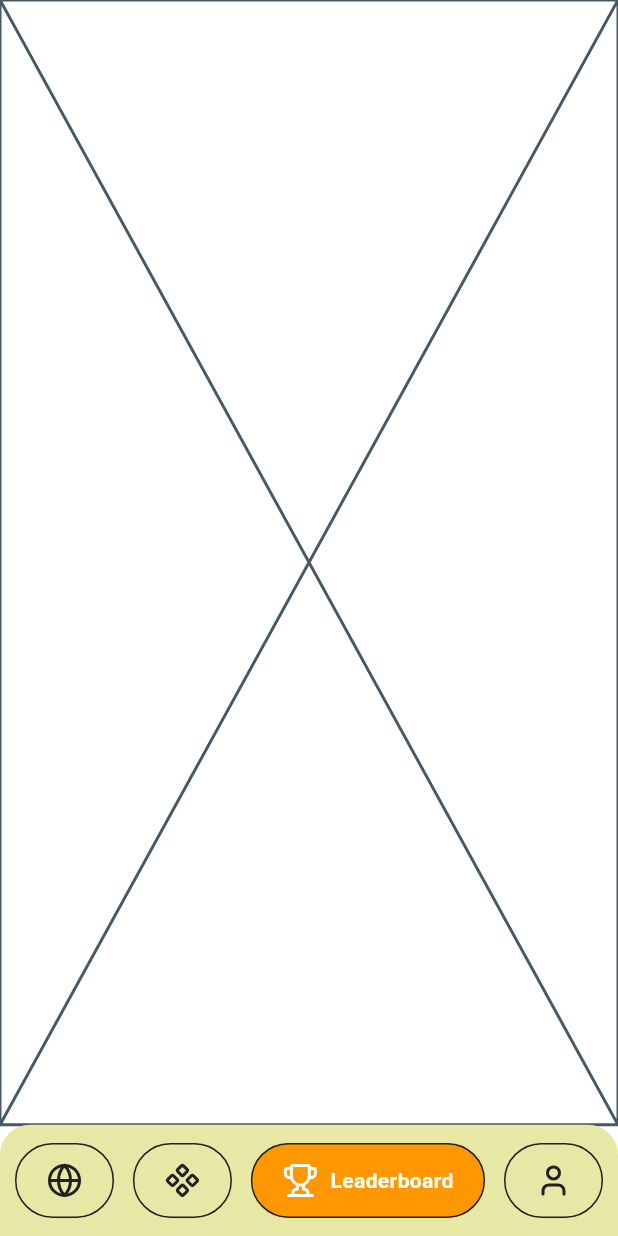
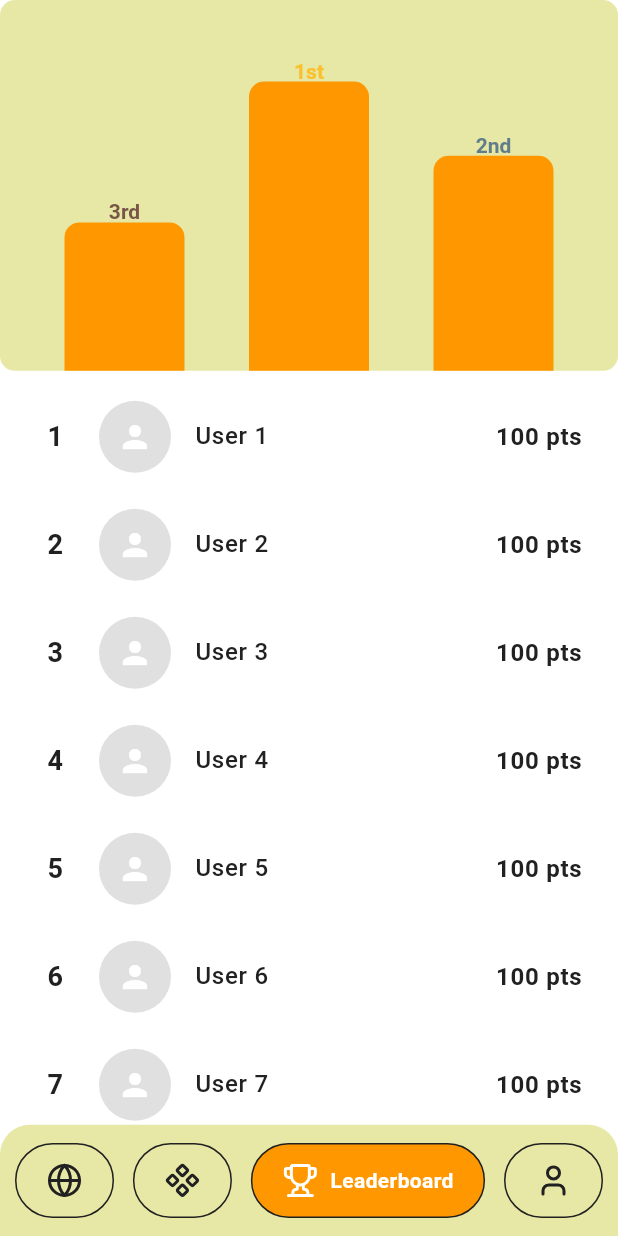
Before and after one commit to const-nishant/offbeat_pravasi_v2, a Flutter app: the screen it shows once a user with an empty profile is signed in, item 3 of the bottom bar chosen, on a phone screen of 412 x 824 dp. Run offline on Flutter 3.47's test engine with Material 3 defaults, Android fonts, the phone set to English and light mode, and no system bars; drawn by our look-alikes of google_nav_bar; our stand-ins replace appwrite, cloud_firestore, firebase_auth, firebase_core, flutter_card_swiper, flutter_markdown and 6 more; accounts and stored records are empty; network calls fail.

Commit message:
added notification screen,events card , leaderboard screen and chnages in userdata model

```diff
--- a/lib/modules/auth/data/models/userdata.dart
+++ b/lib/modules/auth/data/models/userdata.dart
@@ -11,6 +11,8 @@ class UserData {
   final String? gender;
   final String? dob;
   final String? name;
+  final String? notificationToken;
+  final bool? isOrganizer;
 
   UserData({
     required this.username,
@@ -19,7 +21,8 @@ class UserData {
     required this.uid,
     required this.authProvider,
     required this.isSignup,
-
+    this.notificationToken,
+    this.isOrganizer,
     required this.profileImage,
     required this.gender,
     required this.dob,
@@ -35,7 +38,9 @@ class UserData {
       'uid': uid,
       'authProvider': authProvider,
       'isSignup': isSignup,
+      'isOrganizer': isOrganizer,
       'profileImage': profileImage,
+      'notificationToken': notificationToken,
       'gender': gender,
       'dob': dob,
       'name': name,
@@ -55,7 +60,8 @@ class UserData {
       gender: map['gender'] ?? '',
       dob: map['dob'] ?? '',
       name: map['name'] ?? '',
-
+      notificationToken: map['notificationToken'] ?? '',
+      isOrganizer: map['isOrganizer'] ?? false,
     );
   }
 
--- a/lib/modules/community/pages/communityscreen.dart
+++ b/lib/modules/community/pages/communityscreen.dart
@@ -46,6 +46,7 @@ class _CommunityscreenState extends State<Communityscreen> {
             ),
           ),
           body: const TabBarView(
+            physics: NeverScrollableScrollPhysics(),
             children: [
               Feedtab(),
               Eventtab(),
--- a/lib/modules/home/home_exports.dart
+++ b/lib/modules/home/home_exports.dart
@@ -11,3 +11,4 @@ export 'widgets/popularsearches.dart';
 export 'pages/trekdetails.dart';
 export 'widgets/imagesliderwithindicator.dart';
 export 'widgets/viewitinery.dart';
+export 'pages/notificationscreen.dart';
--- a/lib/modules/home/pages/home_page.dart
+++ b/lib/modules/home/pages/home_page.dart
@@ -204,7 +204,10 @@ class _HomePageState extends State<HomePage> {
                                   Stack(
                                     children: [
                                       IconButton(
-                                        onPressed: () {},
+                                        onPressed: () {
+                                          //notifications here
+                                          context.push('/notificationscreen');
+                                        },
                                         iconSize: 24,
                                         style: ButtonStyle(
                                           fixedSize: WidgetStatePropertyAll(
--- /dev/null
+++ b/lib/modules/leaderboard/exports.dart
@@ -0,0 +1,4 @@
+export 'data/exports.dart';
+export 'pages/leaderboardscreen.dart';
+export 'widgets/simplebarchart.dart';
+export 'widgets/leaderboardtile.dart';
--- /dev/null
+++ b/lib/modules/leaderboard/pages/leaderboardscreen.dart
@@ -0,0 +1,45 @@
+import 'package:flutter/material.dart';
+
+import '../exports.dart';
+
+class Leaderboardscreen extends StatefulWidget {
+  const Leaderboardscreen({super.key});
+
+  @override
+  State<Leaderboardscreen> createState() => _LeaderboardscreenState();
+}
+
+class _LeaderboardscreenState extends State<Leaderboardscreen> {
+  @override
+  Widget build(BuildContext context) {
+    return Scaffold(
+      body: SafeArea(
+        child: CustomScrollView(
+          slivers: [
+            SliverToBoxAdapter(
+              child: SimpleBarChart(
+                width: MediaQuery.of(context).size.width,
+                height: MediaQuery.of(context).size.height * 0.3,
+              ),
+            ),
+            SliverPadding(
+              padding: const EdgeInsets.all(8.0),
+              sliver: SliverList(
+                delegate: SliverChildBuilderDelegate(
+                  (context, index) => LeaderboardTile(
+                    userId: '',
+                    points: 100,
+                    rank: index + 1,
+                    username: 'User ${index + 1}',
+                    imageUrl: '',
+                  ),
+                  childCount: 10,
+                ),
+              ),
+            ),
+          ],
+        ),
+      ),
+    );
+  }
+}
--- /dev/null
+++ b/lib/modules/leaderboard/widgets/leaderboardtile.dart
@@ -0,0 +1,74 @@
+import 'package:flutter/material.dart';
+
+class LeaderboardTile extends StatelessWidget {
+  final String userId;
+  final int rank;
+  final String username;
+  final int points;
+  final void Function()? onTap;
+  final String imageUrl; // User profile image
+
+  const LeaderboardTile({
+    super.key,
+    required this.rank,
+    required this.username,
+    required this.points,
+    this.imageUrl = "",
+    required this.userId,
+    this.onTap, // Default empty
+  });
+
+  @override
+  Widget build(BuildContext context) {
+    return Padding(
+      padding: const EdgeInsets.all(8.0),
+      child: ListTile(
+        onTap: onTap,
+        leading: Row(
+          mainAxisSize: MainAxisSize.min,
+          children: [
+            SizedBox(
+              width: 26,
+              child: Text(
+                rank.toString(),
+                style: TextStyle(
+                  fontSize: 18,
+                  fontWeight: FontWeight.w600,
+                  color: Theme.of(context).colorScheme.primary,
+                ),
+                textAlign: TextAlign.center, // Center align the text
+              ),
+            ),
+            const SizedBox(width: 16), // Spacing
+            CircleAvatar(
+              radius: 24, // Adjust size
+              backgroundColor: Colors.grey[300], // Placeholder color
+              backgroundImage:
+                  imageUrl.isNotEmpty ? NetworkImage(imageUrl) : null,
+              child: imageUrl.isEmpty
+                  ? const Icon(Icons.person, color: Colors.white)
+                  : null,
+            ),
+          ],
+        ),
+        title: Text(
+          username,
+          style: TextStyle(
+            fontSize: 16,
+            fontWeight: FontWeight.w500,
+            color: Theme.of(context).colorScheme.primary,
+          ),
+        ),
+        trailing: Text(
+          "$points pts",
+          style: TextStyle(
+            fontSize: 16,
+            fontWeight: FontWeight.w600,
+            color: Theme.of(context).colorScheme.primary,
+          ),
+        ),
+        contentPadding: const EdgeInsets.symmetric(horizontal: 8),
+      ),
+    );
+  }
+}
--- /dev/null
+++ b/lib/modules/leaderboard/widgets/simplebarchart.dart
@@ -0,0 +1,97 @@
+import 'package:flutter/material.dart';
+
+class SimpleBarChart extends StatelessWidget {
+  final double width;
+  final double height;
+
+  const SimpleBarChart({super.key, this.width = 200, this.height = 150});
+
+  @override
+  Widget build(BuildContext context) {
+    return Container(
+      width: width,
+      height: height,
+      decoration: BoxDecoration(
+        color: Theme.of(context)
+            .colorScheme
+            .onInverseSurface, // Light yellow background
+        borderRadius: BorderRadius.circular(10),
+      ),
+      child: CustomPaint(
+        painter: _BarChartPainter(context),
+      ),
+    );
+  }
+}
+
+class _BarChartPainter extends CustomPainter {
+  final BuildContext context;
+
+  _BarChartPainter(this.context);
+
+  @override
+  void paint(Canvas canvas, Size size) {
+    Paint barPaint = Paint()..color = Theme.of(context).colorScheme.secondary;
+    double barWidth = 80; // Fixed bar width
+    double spacing = (size.width - 3 * barWidth) / 4; // Spacing between bars
+
+    // Bar heights
+    double height3rd = size.height * 0.4;
+    double height1st = size.height * 0.78;
+    double height2nd = size.height * 0.58;
+
+    // Draw bars with rounded top edges
+    canvas.drawRRect(
+      RRect.fromRectAndCorners(
+        Rect.fromLTWH(spacing, size.height - height3rd, barWidth, height3rd),
+        topLeft: Radius.circular(10),
+        topRight: Radius.circular(10),
+      ),
+      barPaint,
+    );
+    canvas.drawRRect(
+      RRect.fromRectAndCorners(
+        Rect.fromLTWH(2 * spacing + barWidth, size.height - height1st, barWidth,
+            height1st),
+        topLeft: Radius.circular(10),
+        topRight: Radius.circular(10),
+      ),
+      barPaint,
+    );
+    canvas.drawRRect(
+      RRect.fromRectAndCorners(
+        Rect.fromLTWH(3 * spacing + 2 * barWidth, size.height - height2nd,
+            barWidth, height2nd),
+        topLeft: Radius.circular(10),
+        topRight: Radius.circular(10),
+      ),
+      barPaint,
+    );
+
+    // Draw labels
+    _drawText(canvas, "3rd", spacing + barWidth / 2,
+        size.height - height3rd - 15, Colors.brown);
+    _drawText(canvas, "1st", 2 * spacing + 1.5 * barWidth,
+        size.height - height1st - 15, Colors.yellow[700]!);
+    _drawText(canvas, "2nd", 3 * spacing + 2.5 * barWidth,
+        size.height - height2nd - 15, Colors.blueGrey);
+  }
+
+  void _drawText(Canvas canvas, String text, double x, double y, Color color) {
+    TextPainter textPainter = TextPainter(
+      text: TextSpan(
+        text: text,
+        style: TextStyle(
+          color: color,
+          fontSize: 14,
+          fontWeight: FontWeight.w600,
+        ),
+      ),
+      textDirection: TextDirection.ltr,
+    )..layout();
+    textPainter.paint(canvas, Offset(x - textPainter.width / 2, y));
+  }
+
+  @override
+  bool shouldRepaint(CustomPainter oldDelegate) => false;
+}
--- a/lib/modules/module_exports.dart
+++ b/lib/modules/module_exports.dart
@@ -2,3 +2,4 @@ export 'auth/auth_exports.dart';
 export 'home/home_exports.dart';
 export 'themes/theme_exports.dart';
 export 'community/community_exports.dart';
+export 'leaderboard/exports.dart';
--- a/lib/router/navbar.dart
+++ b/lib/router/navbar.dart
@@ -14,7 +14,7 @@ class _NavbarState extends State<Navbar> {
   List<Widget> screens = [
     const HomePage(),
     const Communityscreen(), //community screen
-    const Placeholder(), //leaderboard screen
+    const Leaderboardscreen(), //leaderboard screen
     const Placeholder(), //profile screen
   ];
   int widgetIndex = 0;
--- a/lib/router/router.dart
+++ b/lib/router/router.dart
@@ -53,6 +53,12 @@ final GoRouter router = GoRouter(
             ),
           );
         }),
+    GoRoute(
+      path: '/notificationscreen',
+      pageBuilder: (context, state) => NoTransitionPage(
+        child: const Notificationscreen(),
+      ),
+    ),
   ],
 );
 
--- a/pubspec.yaml
+++ b/pubspec.yaml
@@ -29,6 +29,8 @@ dependencies:
   flutter_rating_bar: ^4.0.1
   flutter_image_slideshow: ^0.1.6
   flutter_markdown: ^0.7.6+2
+  flutter_card_swiper: ^7.0.2
+  flutter_slidable: ^4.0.0
 
 dev_dependencies:
   flutter_test:
```
Also changed, not shown: lib/modules/community/widgets/eventtab.dart (+94 -2 lines), lib/modules/home/pages/notificationscreen.dart (added, +93 -0 lines), lib/modules/home/widgets/notificationtile.dart (added, +85 -0 lines), lib/modules/leaderboard/data/exports.dart (added), pubspec.lock.
